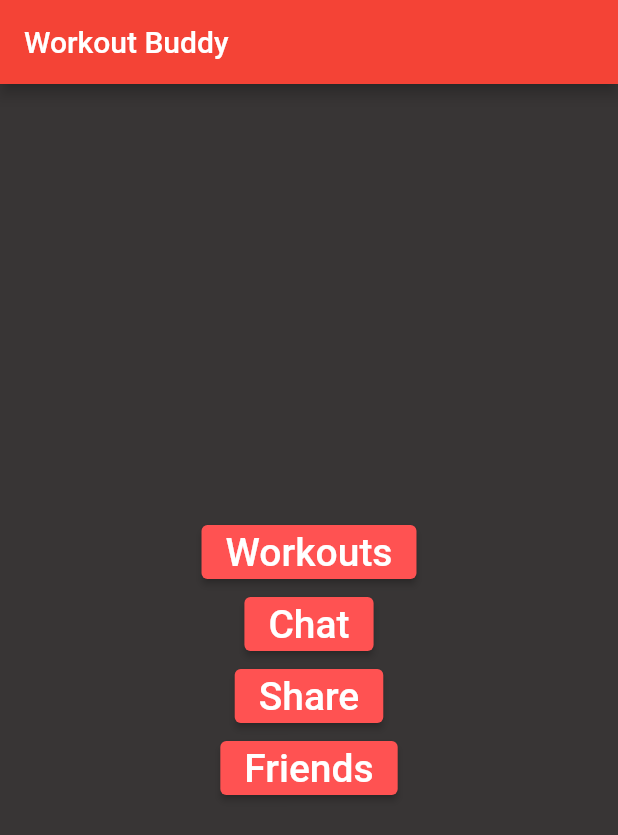
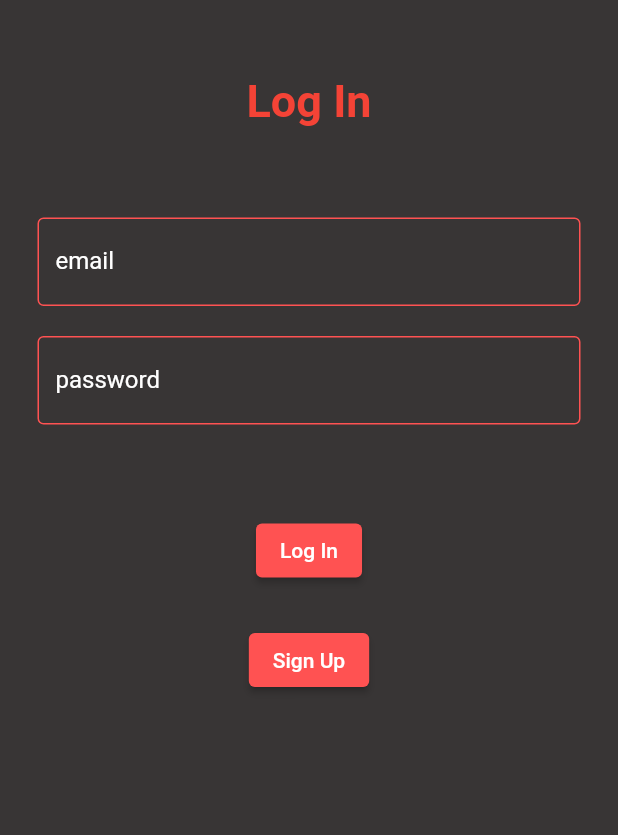
Before and after one commit to JohnAnthony98/Workout-Buddy, a Flutter app: the screen it shows after launch, on a phone screen of 412 x 824 dp. Shown: the top 835 px of the screen. Run offline on Flutter 3.47's test engine with Material 2 defaults, Android fonts, the phone set to English and light mode, and no system bars; our stand-ins replace firebase_auth, firebase_core; accounts and stored records are empty.

Commit message:
Added login Screen

```diff
--- a/workout_buddy_app/lib/main.dart
+++ b/workout_buddy_app/lib/main.dart
@@ -1,6 +1,7 @@
 import 'package:flutter/material.dart';
 import 'package:workout_buddy_app/screens/workout_main.dart';
 import 'package:workout_buddy_app/screens/home.dart';
+import 'package:workout_buddy_app/screens/login.dart';
 import 'package:workout_buddy_app/services/my_colors.dart';
 import 'package:firebase_core/firebase_core.dart';
 
@@ -19,15 +20,15 @@ class MyApp extends StatelessWidget {
     return MaterialApp(
       initialRoute: '/',
       routes: <String, WidgetBuilder>{
-        '/home': (context) => MyHomePage(key: key, title: 'Workout Buddy'),
-        '/workout_main': (context) =>
-            WorkoutMain(key: key, title: "Workout Main Page"),
+        '/home': (context) => MyHomePage(key: key),
+        '/login': (context) => LogInScreen(key: key),
+        '/workout_main': (context) => WorkoutMain(key: key),
       },
       title: 'Workout Buddy',
       theme: ThemeData(
         primarySwatch: getPrimarySwatch(),
       ),
-      home: MyHomePage(key: key, title: "Workout Buddy"),
+      home: LogInScreen(key: key),
     );
   }
 }
--- a/workout_buddy_app/lib/screens/home.dart
+++ b/workout_buddy_app/lib/screens/home.dart
@@ -2,8 +2,8 @@ import 'package:flutter/material.dart';
 import 'package:workout_buddy_app/services/my_colors.dart';
 
 class MyHomePage extends StatefulWidget {
-  const MyHomePage({Key? key, required this.title}) : super(key: key);
-  final String title;
+  const MyHomePage({Key? key}) : super(key: key);
+  final String title = "Workout Buddy";
 
   @override
   State<MyHomePage> createState() => _MyHomePageState();
--- /dev/null
+++ b/workout_buddy_app/lib/screens/login.dart
@@ -0,0 +1,203 @@
+import 'package:firebase_auth/firebase_auth.dart';
+import 'package:flutter/material.dart';
+import 'package:workout_buddy_app/screens/home.dart';
+import 'package:workout_buddy_app/services/my_colors.dart';
+
+// ignore_for_file: code-metrics
+
+class LogInScreen extends StatefulWidget {
+  const LogInScreen({Key? key}) : super(key: key);
+
+  @override
+  _LogInScreenState createState() => _LogInScreenState();
+}
+
+class _LogInScreenState extends State<LogInScreen> {
+  final _auth = FirebaseAuth.instance;
+  late String value;
+  late String email;
+  late String password;
+  late String e;
+  bool logLoading = true;
+  bool signLoading = true;
+
+  @override
+  Widget build(BuildContext context) {
+    return MaterialApp(
+      home: Scaffold(
+        backgroundColor: getBackgroundColor(),
+        body: SafeArea(
+          child: SingleChildScrollView(
+            child: Column(
+              mainAxisAlignment: MainAxisAlignment.center,
+              children: <Widget>[
+                const SizedBox(
+                  height: 50.0,
+                ),
+                Text(
+                  'Log In',
+                  style: TextStyle(
+                    fontSize: 30.0,
+                    color: getPrimarySwatch(),
+                    fontWeight: FontWeight.bold,
+                  ),
+                ),
+                const SizedBox(
+                  height: 50.0,
+                ),
+                Container(
+                  margin: const EdgeInsets.symmetric(
+                    vertical: 10.0,
+                    horizontal: 25.0,
+                  ),
+                  child: TextField(
+                    keyboardType: TextInputType.emailAddress,
+                    decoration: InputDecoration(
+                      focusedBorder: OutlineInputBorder(
+                        borderSide: BorderSide(color: getLoginBorderColor()),
+                      ),
+                      enabledBorder: OutlineInputBorder(
+                        borderSide: BorderSide(color: getLoginBorderColor()),
+                      ),
+                      labelText: "email",
+                      labelStyle: TextStyle(
+                        color: getLoginTextColor(),
+                      ),
+                    ),
+                    onChanged: (value) {
+                      email = value;
+                    },
+                  ),
+                ),
+                Container(
+                  margin: const EdgeInsets.symmetric(
+                    vertical: 10.0,
+                    horizontal: 25.0,
+                  ),
+                  child: TextField(
+                    obscureText: true,
+                    decoration: InputDecoration(
+                      focusedBorder: OutlineInputBorder(
+                        borderSide: BorderSide(color: getLoginBorderColor()),
+                      ),
+                      enabledBorder: OutlineInputBorder(
+                        borderSide: BorderSide(color: getLoginBorderColor()),
+                      ),
+                      labelText: "password",
+                      labelStyle: TextStyle(
+                        color: getLoginTextColor(),
+                      ),
+                    ),
+                    onChanged: (value) {
+                      password = value;
+                    },
+                  ),
+                ),
+                const SizedBox(
+                  height: 50.0,
+                ),
+                ButtonTheme(
+                  minWidth: 345.0,
+                  height: 50.0,
+                  child: logLoading
+                      ? ElevatedButton(
+                          onPressed: () async {
+                            setState(
+                              () {
+                                logLoading = false;
+                              },
+                            );
+                            try {
+                              final newUser =
+                                  await _auth.signInWithEmailAndPassword(
+                                      email: email, password: password);
+                              if (newUser != null) {
+                                setState(() {
+                                  logLoading = true;
+                                });
+                                Navigator.of(context).push(
+                                  MaterialPageRoute<Null>(
+                                    builder: (BuildContext context) {
+                                      return const MyHomePage();
+                                    },
+                                  ),
+                                );
+                              }
+                            } catch (e) {
+                              setState(
+                                () {
+                                  logLoading = true;
+                                },
+                              );
+                              print(e);
+                            }
+                          },
+                          style: ElevatedButton.styleFrom(
+                              primary: getButtonColor()),
+                          child: Text('Log In',
+                              style: TextStyle(color: getButtonTextColor())),
+                        )
+                      : Center(
+                          child: CircularProgressIndicator(
+                            backgroundColor: getButtonColor(),
+                          ),
+                        ),
+                ),
+                const SizedBox(
+                  height: 25.0,
+                ),
+                ButtonTheme(
+                  minWidth: 345.0,
+                  height: 50.0,
+                  child: signLoading
+                      ? ElevatedButton(
+                          style: ElevatedButton.styleFrom(
+                              primary: getButtonColor()),
+                          child: Text('Sign Up',
+                              style: TextStyle(color: getButtonTextColor())),
+                          onPressed: () async {
+                            setState(() {
+                              signLoading = false;
+                            });
+                            try {
+                              final newUser =
+                                  await _auth.createUserWithEmailAndPassword(
+                                      email: email, password: password);
+                              if (newUser != null) {
+                                setState(
+                                  () {
+                                    signLoading = true;
+                                  },
+                                );
+                                Navigator.of(context).push(
+                                  MaterialPageRoute<Null>(
+                                    builder: (BuildContext context) {
+                                      return const MyHomePage();
+                                    },
+                                  ),
+                                );
+                              }
+                            } catch (e) {
+                              setState(
+                                () {
+                                  signLoading = true;
+                                },
+                              );
+                              print(e);
+                            }
+                          },
+                        )
+                      : Center(
+                          child: CircularProgressIndicator(
+                            backgroundColor: getButtonColor(),
+                          ),
+                        ),
+                ),
+              ],
+            ),
+          ),
+        ),
+      ),
+    );
+  }
+}
--- a/workout_buddy_app/lib/services/my_colors.dart
+++ b/workout_buddy_app/lib/services/my_colors.dart
@@ -15,3 +15,11 @@ Color getButtonColor() {
 Color getButtonTextColor() {
   return const Color.fromARGB(255, 255, 255, 255);
 }
+
+Color getLoginBorderColor() {
+  return const Color.fromRGBO(255, 82, 82, 1);
+}
+
+Color getLoginTextColor() {
+  return Color.fromARGB(255, 255, 255, 255);
+}
```
